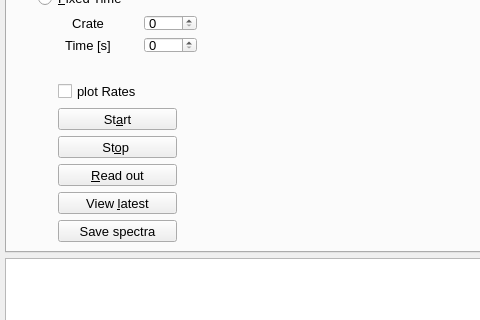
phScholz/xiaStarter, file src/xiastarterwindow.ui: the form before one commit; both pictures show x 0 to 480 and y 121 to 441 of the 850 by 600 pixel window.
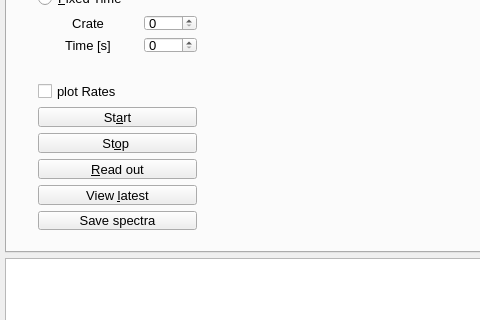
The form after the commit. The open tabs and pages were chosen to show the change. Custom widgets are drawn as their Qt base class.

```diff
--- a/src/xiastarterwindow.ui
+++ b/src/xiastarterwindow.ui
@@ -708,10 +708,10 @@
      <widget class="QWidget" name="layoutWidget4">
       <property name="geometry">
        <rect>
-        <x>40</x>
+        <x>20</x>
         <y>140</y>
-        <width>141</width>
-        <height>183</height>
+        <width>181</width>
+        <height>171</height>
        </rect>
       </property>
       <layout class="QVBoxLayout" name="mcaButtonLayout">
```
